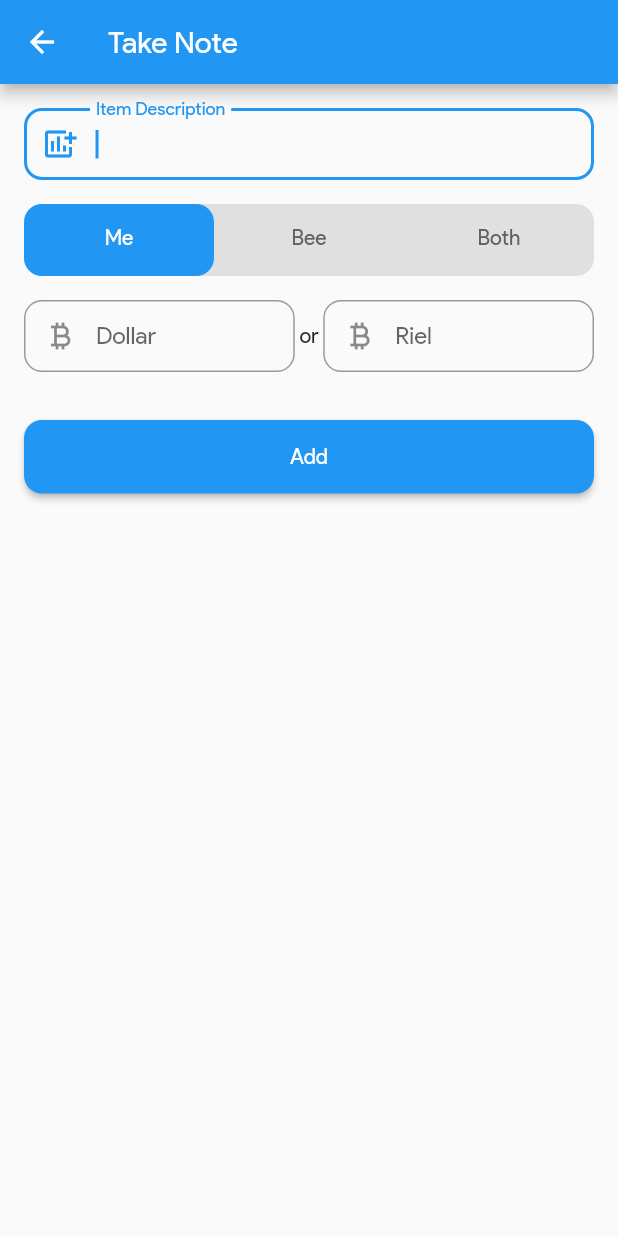
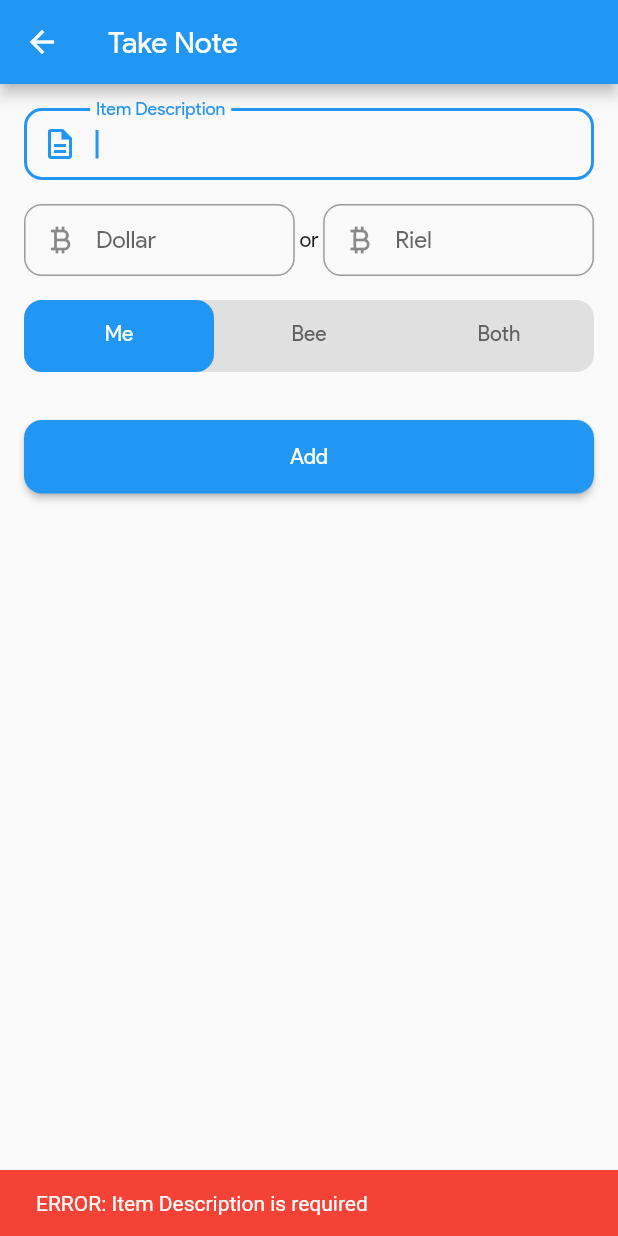
Before and after one commit to channdara/flutter_expanses, a Flutter app: the AddItemScreen screen opened directly, after a tap on "Add", on a phone screen of 412 x 824 dp. Run offline on Flutter 3.47's test engine with Material 2 defaults, Android fonts, the phone set to English and light mode, and no system bars; our stand-ins replace cloud_firestore, firebase_core; accounts and stored records are empty.

Commit message:
[UPDATE]: add error message when item description not inputed

```diff
--- a/lib/src/common/extension/context_extension.dart
+++ b/lib/src/common/extension/context_extension.dart
@@ -18,4 +18,18 @@ extension ContextExtension on BuildContext {
     Navigator.of(this).popUntil((route) => route.isFirst);
     pushReplacement(screen);
   }
+
+  void showErrorSnackBar(String content) {
+    ScaffoldMessenger.of(this).showSnackBar(SnackBar(
+      backgroundColor: Colors.red,
+      content: Text('ERROR: $content'),
+    ));
+  }
+
+  void showSuccessSnackBar(String content) {
+    ScaffoldMessenger.of(this).showSnackBar(SnackBar(
+      backgroundColor: Colors.green,
+      content: Text('SUCCESS: $content'),
+    ));
+  }
 }
--- a/lib/src/ui/screen/add_item/add_item_screen.dart
+++ b/lib/src/ui/screen/add_item/add_item_screen.dart
@@ -93,12 +93,12 @@ class _AddItemScreenState extends BaseState<AddItemScreen>
             children: [
               TextFormFieldWidget(
                 labelText: 'Item Description',
-                prefixIcon: const Icon(Icons.add_chart),
+                prefixIcon: const Icon(Icons.description_outlined),
                 controller: _itemController,
                 focusNode: _itemFocusNode,
                 onEditingComplete: () => _rielFocusNode.requestFocus(),
               ),
-              TabBarWidget(controller: _tabController),
+              const SizedBox(height: 16.0),
               Row(
                 children: [
                   Expanded(
@@ -122,11 +122,15 @@ class _AddItemScreenState extends BaseState<AddItemScreen>
                   ),
                 ],
               ),
+              TabBarWidget(controller: _tabController),
               ElevatedButtonWidget(
-                margin: 32.0.spacingTop(),
+                margin: 16.0.spacingTop(),
                 label: widget.buttonText,
                 onPressed: () {
-                  if (_itemController.text.isEmpty) return;
+                  if (_itemController.text.trim().isEmpty) {
+                    context.showErrorSnackBar('Item Description is required');
+                    return;
+                  }
                   final timestamp = Timestamp.now();
                   final newItem = _createPurchaseItem(timestamp);
                   if (widget.willAdd) {
--- a/pubspec.yaml
+++ b/pubspec.yaml
@@ -15,7 +15,7 @@ publish_to: 'none' # Remove this line if you wish to publish to pub.dev
 # In iOS, build-name is used as CFBundleShortVersionString while build-number used as CFBundleVersion.
 # Read more about iOS versioning at
 # https://developer.apple.com/library/archive/documentation/General/Reference/InfoPlistKeyReference/Articles/CoreFoundationKeys.html
-version: 1.4.0+11
+version: 1.4.1+12
 
 environment:
   sdk: ">=2.17.6 <3.0.0"
```
